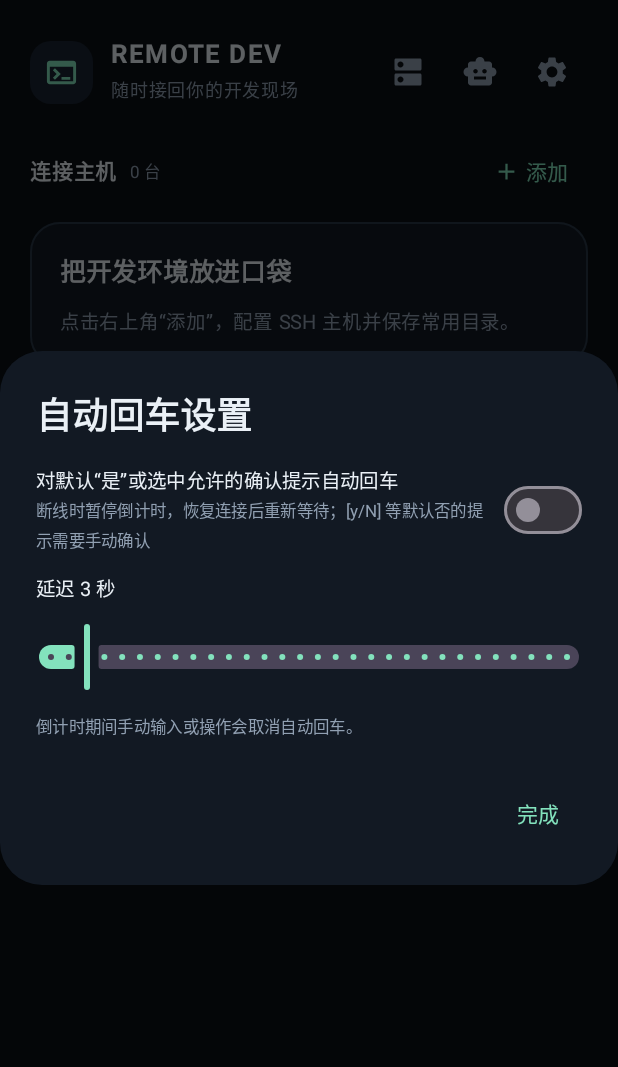
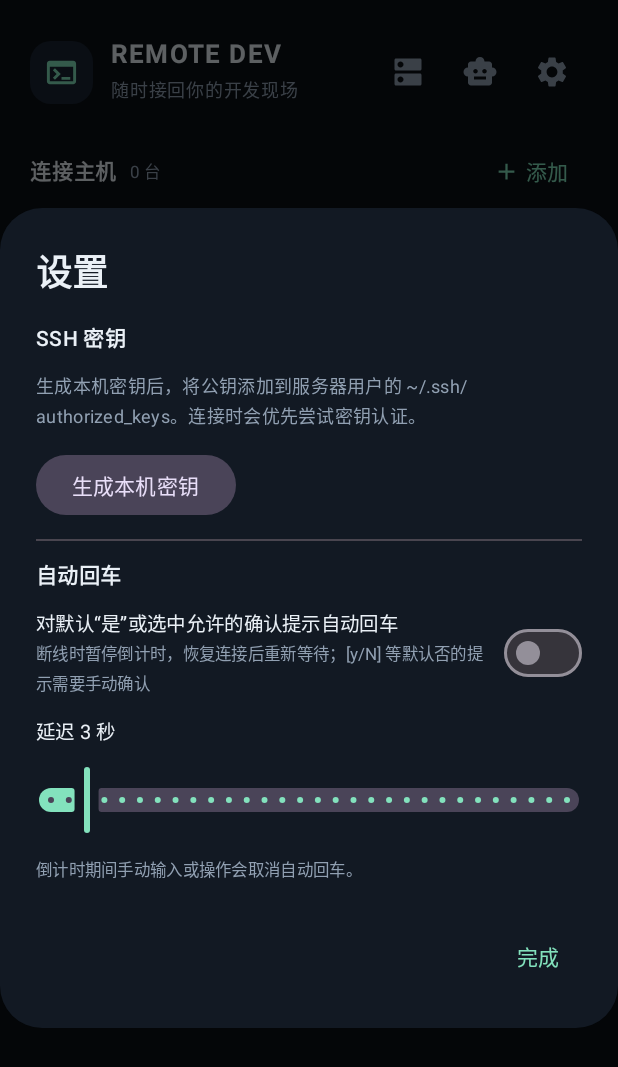
Before and after one commit to harrymiya/terminal, an Android app built with Jetpack Compose: the screen it shows after launch (MainActivity), after a tap on "设置", on a phone screen of 412 x 824 dp. Shown: the top 1067 px of the screen. Run offline under Robolectric (Android 15) with nearby library versions, the phone set to English and light mode, and no system bars; libraries missing offline, so code that uses them is left out: android.graphics, androidx.compose.ui, com.jcraft.jsch, kotlin.math.roundToInt.

Commit message:
Add local SSH key authentication

```diff
--- a/app/build.gradle.kts
+++ b/app/build.gradle.kts
@@ -12,8 +12,8 @@ android {
         applicationId = "dev.remote.terminal"
         minSdk = 26
         targetSdk = 35
-        versionCode = 32
-        versionName = "1.1.21"
+        versionCode = 33
+        versionName = "1.1.22"
     }
 
     compileOptions {
--- a/app/src/main/java/dev/remote/terminal/MainActivity.kt
+++ b/app/src/main/java/dev/remote/terminal/MainActivity.kt
@@ -1,6 +1,8 @@
 package dev.remote.terminal
 
 import android.content.Context
+import android.content.ClipData
+import android.content.ClipboardManager
 import android.os.Bundle
 import android.os.Handler
 import android.os.Looper
@@ -522,6 +524,7 @@ private fun RemoteTerminalApp(store: LocalStore) {
         ) }
 
         if (showSettings) AutoEnterSettingsDialog(
+            store = store,
             enabled = autoEnterEnabled,
             delaySeconds = autoEnterDelaySeconds,
             onEnabledChange = { enabled ->
@@ -1176,19 +1179,48 @@ private fun statusTint(status: String): Color = when {
 
 @Composable
 private fun AutoEnterSettingsDialog(
+    store: LocalStore,
     enabled: Boolean,
     delaySeconds: Int,
     onEnabledChange: (Boolean) -> Unit,
     onDelaySecondsChange: (Int) -> Unit,
     onDismiss: () -> Unit,
 ) {
+    val context = LocalContext.current
+    val scope = rememberCoroutineScope()
+    var publicKey by remember { mutableStateOf(store.sshPublicKey()) }
+    var generating by remember { mutableStateOf(false) }
+    var keyMessage by remember { mutableStateOf("") }
     var draftDelay by remember(delaySeconds) { mutableStateOf(delaySeconds.toFloat()) }
     AlertDialog(
         onDismissRequest = onDismiss,
         containerColor = Panel,
-        title = { Text("自动回车设置", color = White, fontWeight = FontWeight.SemiBold) },
+        title = { Text("设置", color = White, fontWeight = FontWeight.SemiBold) },
         text = {
-            Column(verticalArrangement = Arrangement.spacedBy(12.dp)) {
+            Column(Modifier.verticalScroll(rememberScrollState()), verticalArrangement = Arrangement.spacedBy(12.dp)) {
+                Text("SSH 密钥", color = White, fontWeight = FontWeight.SemiBold)
+                Text("生成本机密钥后，将公钥添加到服务器用户的 ~/.ssh/authorized_keys。连接时会优先尝试密钥认证。", color = Muted, fontSize = 12.sp)
+                if (publicKey == null) {
+                    FilledTonalButton(enabled = !generating, onClick = {
+                        generating = true
+                        scope.launch {
+                            val result = withContext(Dispatchers.IO) { runCatching { store.generateSshKey() } }
+                            result.onSuccess { publicKey = it; keyMessage = "密钥已生成" }
+                                .onFailure { keyMessage = "生成失败：${it.localizedMessage ?: "未知错误"}" }
+                            generating = false
+                        }
+                    }) { Text(if (generating) "正在生成…" else "生成本机密钥") }
+                } else {
+                    Text(publicKey.orEmpty(), color = Muted, fontSize = 11.sp, maxLines = 3, overflow = TextOverflow.Ellipsis)
+                    FilledTonalButton(onClick = {
+                        val clipboard = context.getSystemService(Context.CLIPBOARD_SERVICE) as ClipboardManager
+                        clipboard.setPrimaryClip(ClipData.newPlainText("SSH 公钥", publicKey.orEmpty()))
+                        keyMessage = "公钥已复制"
+                    }) { Text("复制公钥") }
+                }
+                if (keyMessage.isNotEmpty()) Text(keyMessage, color = Mint, fontSize = 12.sp)
+                Divider()
+                Text("自动回车", color = White, fontWeight = FontWeight.SemiBold)
                 Row(verticalAlignment = Alignment.CenterVertically, horizontalArrangement = Arrangement.spacedBy(12.dp)) {
                     Column(Modifier.weight(1f)) {
                         Text("对默认“是”或选中允许的确认提示自动回车", color = White, fontSize = 13.sp)
--- a/app/src/main/java/dev/remote/terminal/ssh/RemoteDirectoryBrowser.kt
+++ b/app/src/main/java/dev/remote/terminal/ssh/RemoteDirectoryBrowser.kt
@@ -18,7 +18,7 @@ class HostKeyApprovalRequiredException(val fingerprint: String) : Exception("需
 object RemoteDirectoryBrowser {
     fun listDirectories(host: HostProfile, store: LocalStore, requestedPath: String): RemoteDirectoryListing {
         val hostKeys = BrowserHostKeyRepository(host, store)
-        val jsch = JSch().apply { hostKeyRepository = hostKeys }
+        val jsch = JSch().apply { hostKeyRepository = hostKeys; store.addSshIdentity(this) }
         val session = jsch.getSession(host.username, host.address, host.port)
         var channel: ChannelSftp? = null
         try {
--- a/app/src/main/java/dev/remote/terminal/ssh/SshTerminalController.kt
+++ b/app/src/main/java/dev/remote/terminal/ssh/SshTerminalController.kt
@@ -159,6 +159,7 @@ class SshTerminalController(
                 connectedAt = 0L
                 onStatus(if (retry == 0) "正在连接 ${task.host.address}:${task.host.port}" else "连接中断 · 正在重连 ${retry}…")
                 val jsch = JSch()
+                store.addSshIdentity(jsch)
                 jsch.hostKeyRepository = TrustedHostRepository()
                 val session = jsch.getSession(task.host.username, task.host.address, task.host.port)
                 sessionRef.set(session)
```
Also changed, not shown: app/src/main/java/dev/remote/terminal/data/Models.kt (+30 -0 lines).
